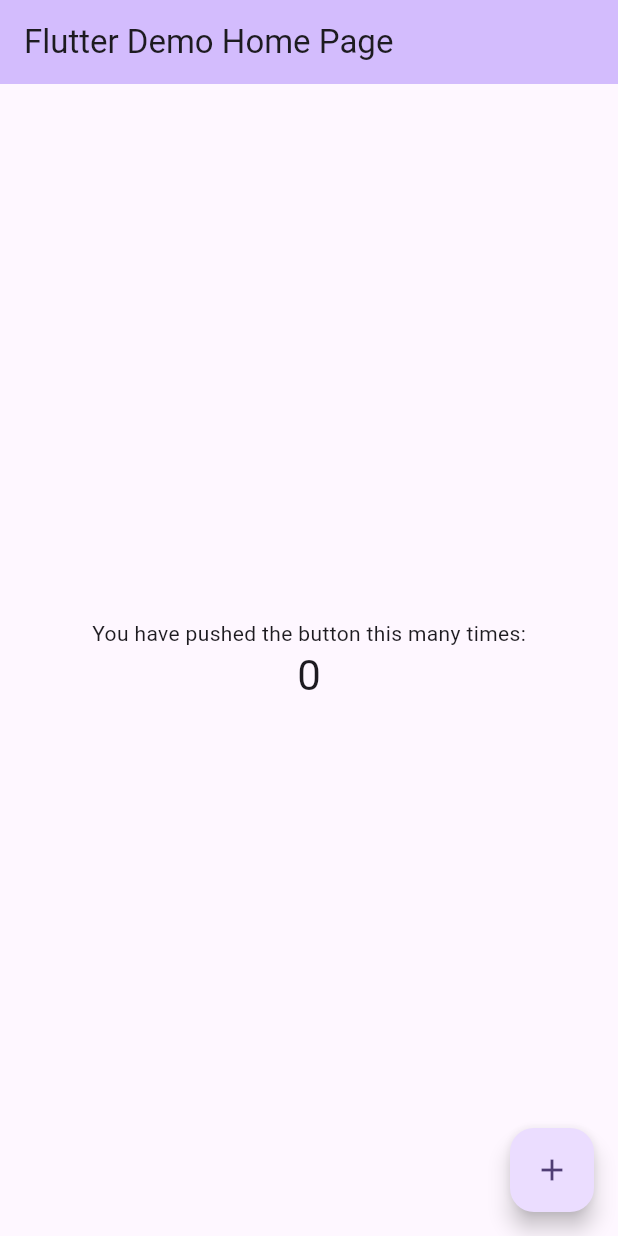
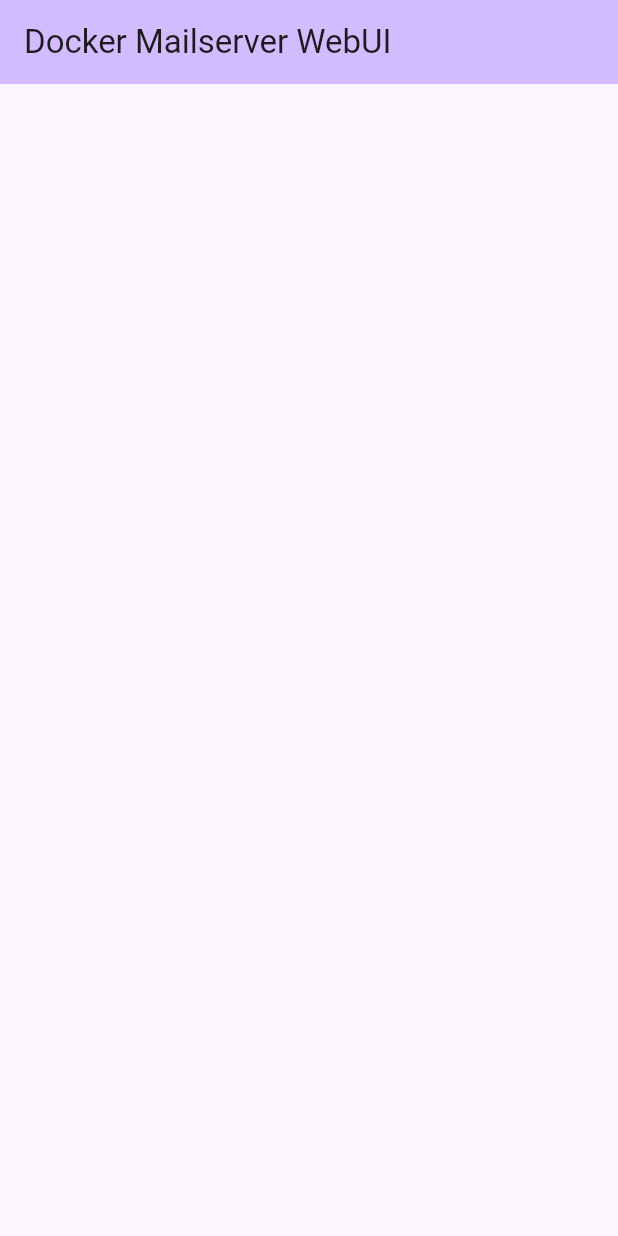
Before and after one commit to Medformatik/docker-mailserver-webui, a Flutter app: the screen it shows after launch, on a phone screen of 412 x 824 dp. Run offline on Flutter 3.47's test engine with Material 3 defaults, Android fonts, the phone set to English and light mode, and no system bars.

Commit message:
Cleanup template, project settings

```diff
--- /dev/null
+++ b/lib/config.dart
@@ -0,0 +1 @@
+const String APP_NAME = 'Docker Mailserver WebUI';
--- a/lib/main.dart
+++ b/lib/main.dart
@@ -1,125 +1,42 @@
+import 'package:docker_mailserver_webui/config.dart';
 import 'package:flutter/material.dart';
 
 void main() {
-  runApp(const MyApp());
+  runApp(const App());
 }
 
-class MyApp extends StatelessWidget {
-  const MyApp({super.key});
+class App extends StatelessWidget {
+  const App({super.key});
 
-  // This widget is the root of your application.
   @override
   Widget build(BuildContext context) {
     return MaterialApp(
-      title: 'Flutter Demo',
+      title: APP_NAME,
       theme: ThemeData(
-        // This is the theme of your application.
-        //
-        // TRY THIS: Try running your application with "flutter run". You'll see
-        // the application has a purple toolbar. Then, without quitting the app,
-        // try changing the seedColor in the colorScheme below to Colors.green
-        // and then invoke "hot reload" (save your changes or press the "hot
-        // reload" button in a Flutter-supported IDE, or press "r" if you used
-        // the command line to start the app).
-        //
-        // Notice that the counter didn't reset back to zero; the application
-        // state is not lost during the reload. To reset the state, use hot
-        // restart instead.
-        //
-        // This works for code too, not just values: Most code changes can be
-        // tested with just a hot reload.
         colorScheme: ColorScheme.fromSeed(seedColor: Colors.deepPurple),
         useMaterial3: true,
       ),
-      home: const MyHomePage(title: 'Flutter Demo Home Page'),
+      home: const HomePage(),
     );
   }
 }
 
-class MyHomePage extends StatefulWidget {
-  const MyHomePage({super.key, required this.title});
-
-  // This widget is the home page of your application. It is stateful, meaning
-  // that it has a State object (defined below) that contains fields that affect
-  // how it looks.
-
-  // This class is the configuration for the state. It holds the values (in this
-  // case the title) provided by the parent (in this case the App widget) and
-  // used by the build method of the State. Fields in a Widget subclass are
-  // always marked "final".
-
-  final String title;
+class HomePage extends StatefulWidget {
+  const HomePage({super.key});
 
   @override
-  State<MyHomePage> createState() => _MyHomePageState();
+  State<HomePage> createState() => _HomePageState();
 }
 
-class _MyHomePageState extends State<MyHomePage> {
-  int _counter = 0;
-
-  void _incrementCounter() {
-    setState(() {
-      // This call to setState tells the Flutter framework that something has
-      // changed in this State, which causes it to rerun the build method below
-      // so that the display can reflect the updated values. If we changed
-      // _counter without calling setState(), then the build method would not be
-      // called again, and so nothing would appear to happen.
-      _counter++;
-    });
-  }
-
+class _HomePageState extends State<HomePage> {
   @override
   Widget build(BuildContext context) {
-    // This method is rerun every time setState is called, for instance as done
-    // by the _incrementCounter method above.
-    //
-    // The Flutter framework has been optimized to make rerunning build methods
-    // fast, so that you can just rebuild anything that needs updating rather
-    // than having to individually change instances of widgets.
     return Scaffold(
       appBar: AppBar(
-        // TRY THIS: Try changing the color here to a specific color (to
-        // Colors.amber, perhaps?) and trigger a hot reload to see the AppBar
-        // change color while the other colors stay the same.
         backgroundColor: Theme.of(context).colorScheme.inversePrimary,
-        // Here we take the value from the MyHomePage object that was created by
-        // the App.build method, and use it to set our appbar title.
-        title: Text(widget.title),
+        title: const Text(APP_NAME),
       ),
-      body: Center(
-        // Center is a layout widget. It takes a single child and positions it
-        // in the middle of the parent.
-        child: Column(
-          // Column is also a layout widget. It takes a list of children and
-          // arranges them vertically. By default, it sizes itself to fit its
-          // children horizontally, and tries to be as tall as its parent.
-          //
-          // Column has various properties to control how it sizes itself and
-          // how it positions its children. Here we use mainAxisAlignment to
-          // center the children vertically; the main axis here is the vertical
-          // axis because Columns are vertical (the cross axis would be
-          // horizontal).
-          //
-          // TRY THIS: Invoke "debug painting" (choose the "Toggle Debug Paint"
-          // action in the IDE, or press "p" in the console), to see the
-          // wireframe for each widget.
-          mainAxisAlignment: MainAxisAlignment.center,
-          children: <Widget>[
-            const Text(
-              'You have pushed the button this many times:',
-            ),
-            Text(
-              '$_counter',
-              style: Theme.of(context).textTheme.headlineMedium,
-            ),
-          ],
-        ),
-      ),
-      floatingActionButton: FloatingActionButton(
-        onPressed: _incrementCounter,
-        tooltip: 'Increment',
-        child: const Icon(Icons.add),
-      ), // This trailing comma makes auto-formatting nicer for build methods.
+      body: Container(),
     );
   }
 }
```
Also changed, not shown: analysis_options.yaml (+29 -5 lines), pubspec.yaml (+3 -5 lines), 2 other files.
